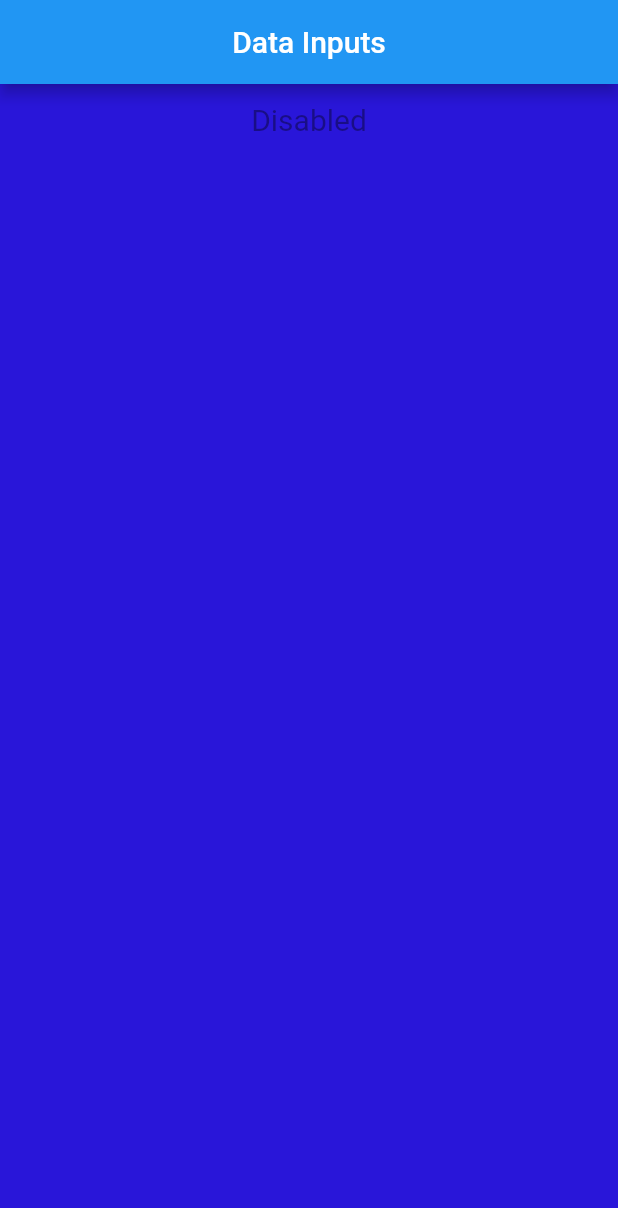
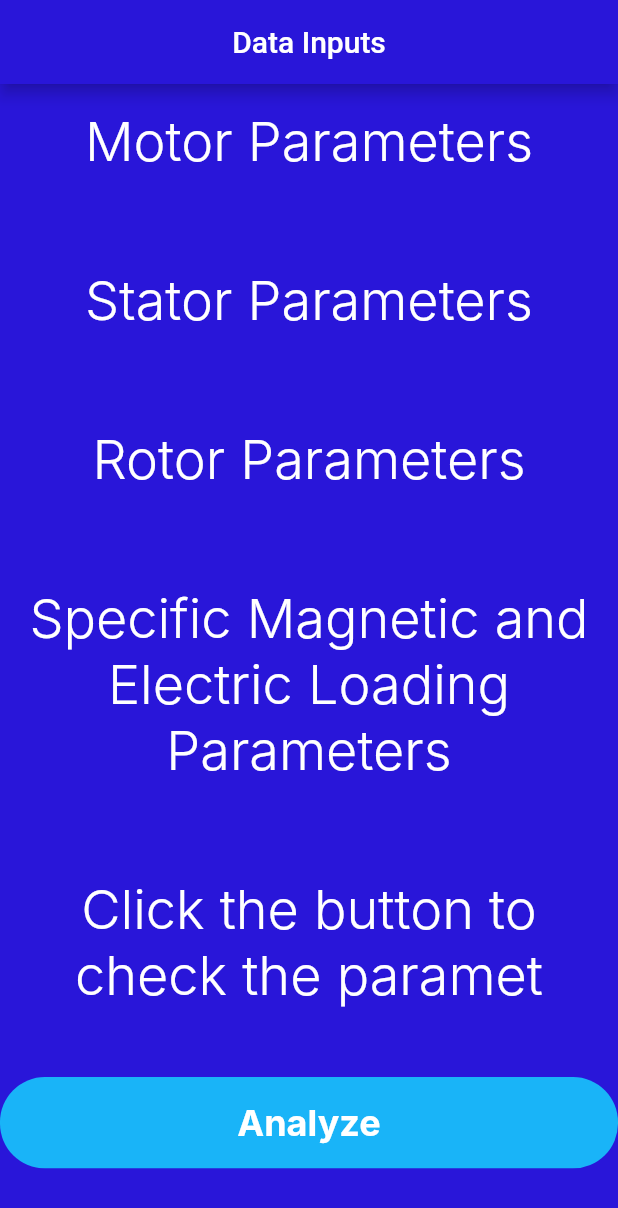
Before and after one commit to Yasin4261/Indiksiyon-motor-uygulamas-, a Flutter app: the screen it shows after launch, on a phone screen of 412 x 824 dp. Shown: the top 1208 px of the screen. Run offline on Flutter 3.47's test engine with Material 2 defaults, Android fonts, the light colour scheme and no system bars; Roboto replaces fonts that are missing (Inter).

Commit message:
ilk sayfanın  tasarımı bitti

```diff
--- a/induksiyon_motor_app/lib/categories.dart
+++ b/induksiyon_motor_app/lib/categories.dart
@@ -11,20 +11,140 @@ class _CategoriesPageState extends State<CategoriesPage> {
   @override
   Widget build(BuildContext context) {
     return Scaffold(
-      backgroundColor: Color(0xff2916d9),
-      appBar: AppBar(centerTitle: true, title: Text("Data Inputs")),
+      backgroundColor: const Color(0xff2916d9),
+      appBar: AppBar(
+        shadowColor: Colors.black87,
+        centerTitle: true,
+        title: const Text("Data Inputs"),
+        backgroundColor: const Color(0xff2916d9),
+      ),
       body: SingleChildScrollView(
         child: Center(
           child: Column(
             children: <Widget>[
               TextButton(
-                style: TextButton.styleFrom(
-                  textStyle: const TextStyle(fontSize: 20),
-                ),
-                onPressed: null,
-                child: const Text('Disabled'),
-              ),
+                  style: TextButton.styleFrom(
+                    textStyle: const TextStyle(fontSize: 20),
+                    padding: const EdgeInsets.all(16.0),
+                    primary: Colors.white,
+                  ),
+                  onPressed: () {},
+                  child: const Flexible(
+                    child: Text("Motor Parameters",
+                        style: TextStyle(
+                            color: Color(0xffffffff),
+                            fontWeight: FontWeight.w300,
+                            fontFamily: "Inter",
+                            fontStyle: FontStyle.normal,
+                            fontSize: 36.0),
+                        textAlign: TextAlign.center),
+                  )),
               const SizedBox(height: 30),
+              TextButton(
+                  style: TextButton.styleFrom(
+                    textStyle: const TextStyle(fontSize: 20),
+                    padding: const EdgeInsets.all(16.0),
+                    primary: Colors.white,
+                  ),
+                  onPressed: () {},
+                  child: const Flexible(
+                    child: Text("Stator Parameters",
+                        style: TextStyle(
+                            color: Color(0xffffffff),
+                            fontWeight: FontWeight.w300,
+                            fontFamily: "Inter",
+                            fontStyle: FontStyle.normal,
+                            fontSize: 36.0),
+                        textAlign: TextAlign.center),
+                  )),
+              const SizedBox(height: 30),
+              TextButton(
+                  style: TextButton.styleFrom(
+                    textStyle: const TextStyle(fontSize: 20),
+                    padding: const EdgeInsets.all(16.0),
+                    primary: Colors.white,
+                  ),
+                  onPressed: () {},
+                  child: const Flexible(
+                    child: Text("Rotor Parameters",
+                        style: TextStyle(
+                            color: Color(0xffffffff),
+                            fontWeight: FontWeight.w300,
+                            fontFamily: "Inter",
+                            fontStyle: FontStyle.normal,
+                            fontSize: 36.0),
+                        textAlign: TextAlign.center),
+                  )),
+              const SizedBox(height: 30),
+              TextButton(
+                  style: TextButton.styleFrom(
+                    textStyle: const TextStyle(fontSize: 20),
+                    padding: const EdgeInsets.all(16.0),
+                    primary: Colors.white,
+                  ),
+                  onPressed: () {},
+                  child: const Flexible(
+                    child: Text(
+                        "Specific Magnetic and Electric Loading Parameters",
+                        style: TextStyle(
+                            color: Color(0xffffffff),
+                            fontWeight: FontWeight.w300,
+                            fontFamily: "Inter",
+                            fontStyle: FontStyle.normal,
+                            fontSize: 36.0),
+                        textAlign: TextAlign.center),
+                  )),
+              const SizedBox(height: 30),
+              TextButton(
+                  style: TextButton.styleFrom(
+                    textStyle: const TextStyle(fontSize: 20),
+                    padding: const EdgeInsets.all(16.0),
+                    primary: Colors.white,
+                  ),
+                  onPressed: () {},
+                  child: const Flexible(
+                    child: Text("Click the button to check the paramet",
+                        style: TextStyle(
+                            color: Color(0xffffffff),
+                            fontWeight: FontWeight.w300,
+                            fontFamily: "Inter",
+                            fontStyle: FontStyle.normal,
+                            fontSize: 36.0),
+                        textAlign: TextAlign.center),
+                  )),
+              const SizedBox(height: 30),
+              ClipRRect(
+                  borderRadius: BorderRadius.circular(30),
+                  child: Container(
+                    width: MediaQuery.of(context).size.width,
+                    child: Stack(
+                      children: <Widget>[
+                        Positioned.fill(
+                          child: Container(
+                            decoration: const BoxDecoration(
+                              color: const Color(0xff19b4f8),
+                            ),
+                          ),
+                        ),
+                        TextButton(
+                          style: TextButton.styleFrom(
+                              padding: const EdgeInsets.all(16.0),
+                              primary: Colors.white,
+                              textStyle: const TextStyle(
+                                fontSize: 24,
+                                fontStyle: FontStyle.normal,
+                                fontWeight: FontWeight.w700,
+                                fontFamily: "Inter",
+                              )),
+                          onPressed: () {},
+                          child: Center(
+                            child: const Text('Analyze'),
+                          ),
+                        ),
+                      ],
+                    ),
+                  )),
+              const SizedBox(height: 60),
             ],
           ),
         ),
--- a/induksiyon_motor_app/lib/main.dart
+++ b/induksiyon_motor_app/lib/main.dart
@@ -1,4 +1,3 @@
-import 'package:flutter/foundation.dart';
 import 'package:flutter/material.dart';
 import 'categories.dart';
 
@@ -16,7 +15,7 @@ class MyApp extends StatefulWidget {
 class _MyAppState extends State<MyApp> {
   @override
   Widget build(BuildContext context) {
-    return MaterialApp(
+    return const MaterialApp(
       title: "İndüksiyon Motor Hesapları",
       home: CategoriesPage(),
     );
```
